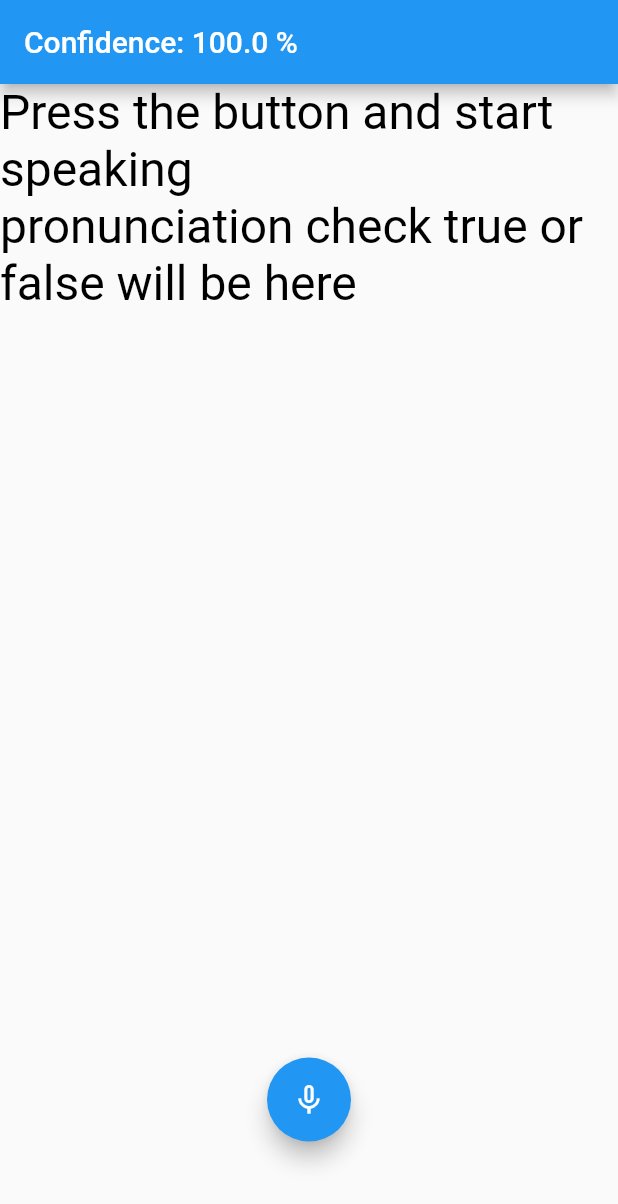
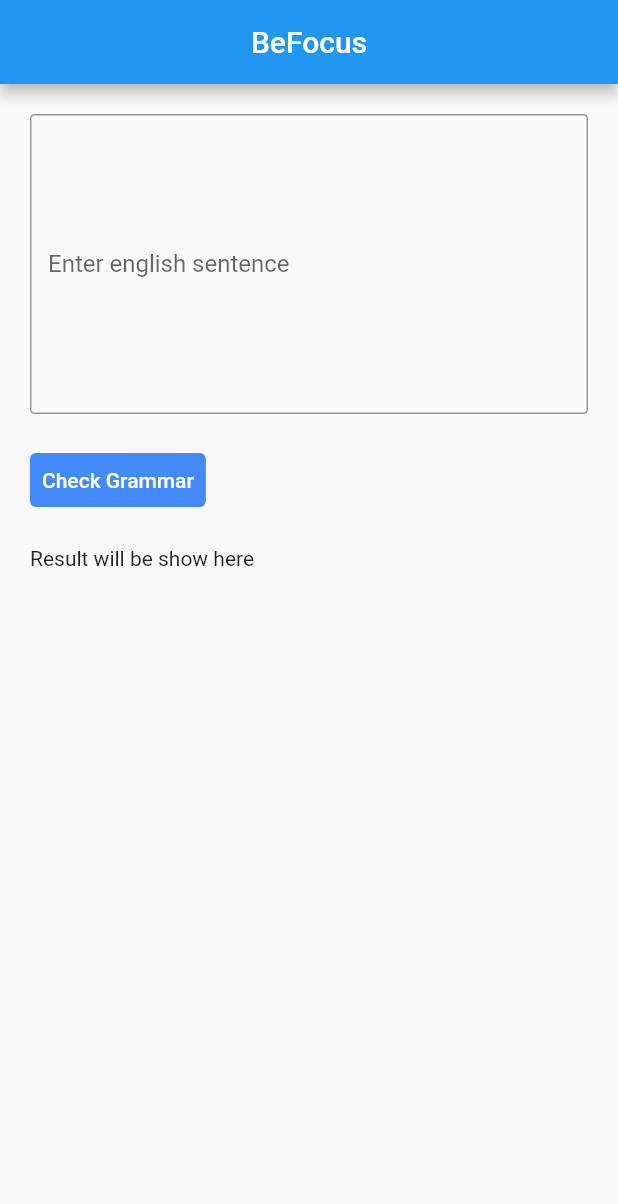
Before and after one commit to thihako2/BeFocus, a Flutter app: the screen it shows after launch, on a phone screen of 412 x 824 dp. Shown: the top 1204 px of the screen. Run offline on Flutter 3.47's test engine with Material 2 defaults, Android fonts, the phone set to English and light mode, and no system bars; drawn by our look-alikes of avatar_glow; our stand-ins replace flutter_tts, speech_to_text; missing offline and left inert: dart_phonetics, gmconsult_dev, highlight_text, language_tool, text_analysis, translator.

Commit message:
feat:grammar check and screen division

```diff
--- a/lib/Screens/GrammarScreens/GrammarCheckScreen.dart
+++ b/lib/Screens/GrammarScreens/GrammarCheckScreen.dart
@@ -0,0 +1,187 @@
+import 'dart:convert';
+
+import 'package:befocus/grammar_checker.dart';
+import 'package:flutter/material.dart';
+import 'package:flutter/src/widgets/framework.dart';
+import 'package:flutter/src/widgets/placeholder.dart';
+
+import 'package:http/http.dart' as http;
+
+class GrammarCheck extends StatefulWidget {
+  const GrammarCheck({super.key});
+
+  @override
+  State<GrammarCheck> createState() => _GrammarCheckState();
+}
+
+class _GrammarCheckState extends State<GrammarCheck> {
+  static const String url = "services.gingersoftware.com";
+  static const String apiKey = "6ae0c3a0-afdc-4532-a810-82ded0054236";
+  static const String apiVersion = "2.0";
+  static const String lang = "US";
+  static const String path = "Ginger/correct/jsonSecured/GingerTheTextFull";
+  String _result = "Result will be show here";
+
+  List corrections = [];
+  final sentencecontroller = TextEditingController();
+  @override
+  Widget build(BuildContext context) {
+    return Scaffold(
+      appBar: AppBar(
+        title: Text('BeFocus'),
+        centerTitle: true,
+      ),
+      body: Padding(
+        padding: EdgeInsets.all(20),
+        child: Container(
+            child: Column(
+          crossAxisAlignment: CrossAxisAlignment.start,
+          children: [
+            SizedBox(
+              height: 200,
+              child: TextField(
+                controller: sentencecontroller,
+                textAlignVertical: TextAlignVertical.top,
+                decoration: InputDecoration(
+                    border: OutlineInputBorder(
+                      borderRadius: BorderRadius.circular(3),
+                    ),
+                    labelText: 'Enter english sentence',
+                    hintText: 'Sentence to check grammar'),
+                maxLines: null,
+                expands: true,
+                textInputAction: TextInputAction.go,
+              ),
+            ),
+            SizedBox(
+              height: 20,
+            ),
+            TextButton(
+                style: TextButton.styleFrom(backgroundColor: Colors.blueAccent),
+                onPressed: () {
+                  Future result = parse(sentencecontroller.text);
+                  print(result);
+                },
+                child: Text(
+                  "Check Grammar",
+                  style: TextStyle(color: Colors.white),
+                )),
+            SizedBox(
+              height: 20,
+            ),
+            Text(
+              _result,
+            ),
+            ListView.builder(
+                scrollDirection: Axis.vertical,
+                shrinkWrap: true,
+                itemCount: corrections.length,
+                itemBuilder: (BuildContext ctxt, int Index) {
+                  return ListTile(
+                    title: Container(
+                        child: Row(
+                      children: [
+                        Text(
+                          corrections[Index]['correct'] != ''
+                              ? 'what the correct word is '
+                              : "We don't need this",
+                          style: TextStyle(
+                              color: corrections[Index]['correct'] != ''
+                                  ? Colors.grey
+                                  : Colors.black,
+                              fontWeight: corrections[Index]['correct'] != ''
+                                  ? FontWeight.normal
+                                  : FontWeight.bold),
+                        ),
+                        SizedBox(
+                          width: 20,
+                        ),
+                        Text(
+                          corrections[Index]['correct'],
+                          style: TextStyle(fontWeight: FontWeight.bold),
+                        )
+                      ],
+                    )),
+                    subtitle: Container(
+                        child: Row(
+                      children: [
+                        Text(
+                          'what the wrong word u write',
+                          style: TextStyle(color: Colors.grey),
+                        ),
+                        SizedBox(
+                          width: 20,
+                        ),
+                        Text(
+                          corrections[Index]['text'],
+                          style: TextStyle(fontWeight: FontWeight.bold),
+                        )
+                      ],
+                    )),
+                    trailing: Icon(Icons.edit),
+                  );
+                  ;
+                }),
+          ],
+        )),
+      ),
+    );
+  }
+
+  Future<Map<String, dynamic>> parse(String text) async {
+    var params = {
+      "lang": lang,
+      "apiKey": apiKey,
+      "clientVersion": apiVersion,
+      "text": text,
+    };
+
+    var response = await http.get(
+      Uri.https(url, path, params),
+      headers: {
+        'Content-Type': 'application/json',
+      },
+    );
+
+    var data = json.decode(response.body);
+    return _processData(text, data);
+  }
+
+  Map<String, dynamic> _processData(String text, Map<String, dynamic> data) {
+    var result = text;
+    corrections = [];
+
+    for (var suggestion in data['Corrections'].reversed) {
+      var start = suggestion['From'];
+      var end = suggestion['To'];
+
+      if (suggestion['Suggestions'].isNotEmpty) {
+        var suggest = suggestion['Suggestions'][0];
+        result = changeChar(result, start, end, suggest['Text']);
+
+        corrections.add({
+          'start': start,
+          'text': text.substring(start, end + 1),
+          'correct': suggest['Text'],
+          'definition': suggest['Definition'],
+        });
+      }
+    }
+
+    print(corrections);
+
+    _result = result;
+    setState(() {});
+
+    return {
+      'text': text,
+      'result': result,
+      'corrections': corrections,
+    };
+  }
+
+  String changeChar(String originalText, int fromPosition, int toPosition,
+      String changeWith) {
+    return originalText.replaceRange(fromPosition, toPosition + 1, changeWith);
+  }
+}
--- a/lib/main.dart
+++ b/lib/main.dart
@@ -1,6 +1,7 @@
 import 'dart:convert';
 
 import 'package:avatar_glow/avatar_glow.dart';
+import 'package:befocus/Screens/GrammarScreens/GrammarCheckScreen.dart';
 import 'package:befocus/Screens/PronunciationScreen/PronunciationCheckScreen.dart';
 import 'package:flutter/material.dart';
 import 'package:flutter_tts/flutter_tts.dart';
@@ -33,10 +34,11 @@ class MyApp extends StatelessWidget {
   Widget build(BuildContext context) {
     return MaterialApp(
       title: 'Flutter Demo',
+      debugShowCheckedModeBanner: false,
       theme: ThemeData(
         primarySwatch: Colors.blue,
       ),
-      home: const PronunciationCheck(),
+      home: const GrammarCheck(),
     );
   }
 }
--- a/pubspec.yaml
+++ b/pubspec.yaml
@@ -45,6 +45,7 @@ dependencies:
   http: ^0.13.3
   text_analysis: ^1.0.0+2
   gmconsult_dev: ^0.0.7+5
+  flutter_quill: ^7.1.13
 
 dev_dependencies:
   flutter_test:
```
Also changed, not shown: lib/Screens/PronunciationScreen/PronunciationCheckScreen.dart (+0 -113 lines), lib/grammar_checker.dart (+44 -0 lines), pubspec.lock, 5 other files.
